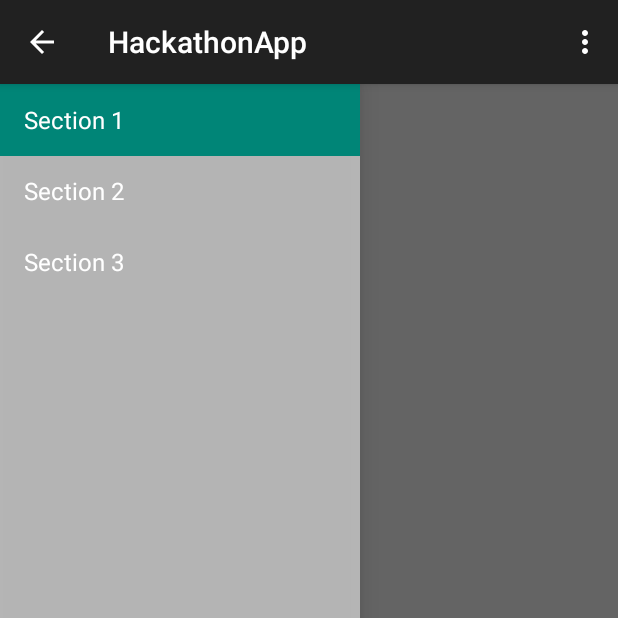
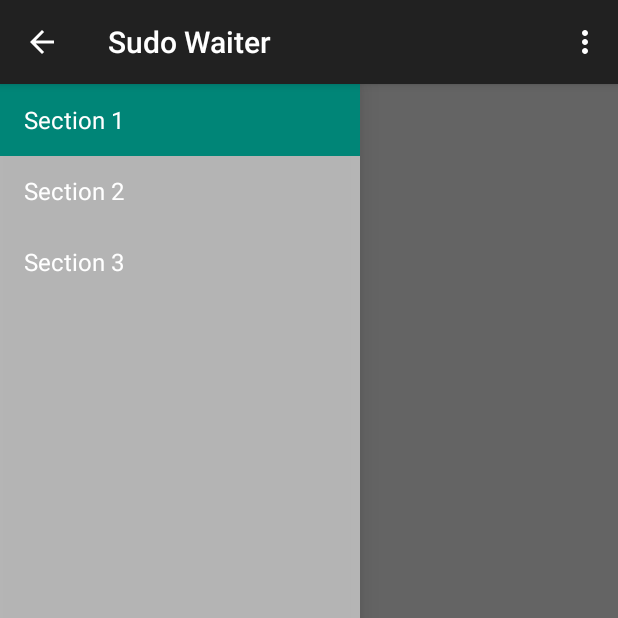
Before and after one commit to joelddick/HackathonApp, an Android app: the screen it shows after launch (HomeActivity), on a phone screen of 412 x 824 dp, the top half of it. Run offline under Robolectric (Android 15) with nearby library versions, the phone set to English and light mode, and no system bars; 2 statements that could not run were skipped.

Commit message:
changed the name

```diff
--- a/app/src/main/res/values/strings.xml
+++ b/app/src/main/res/values/strings.xml
@@ -1,5 +1,5 @@
 <resources>
-    <string name="app_name">HackathonApp</string>
+    <string name="app_name">Sudo Waiter</string>
 
     <string name="title_section1">Section 1</string>
     <string name="title_section2">Section 2</string>
```
Also changed, not shown: 1 other file.
